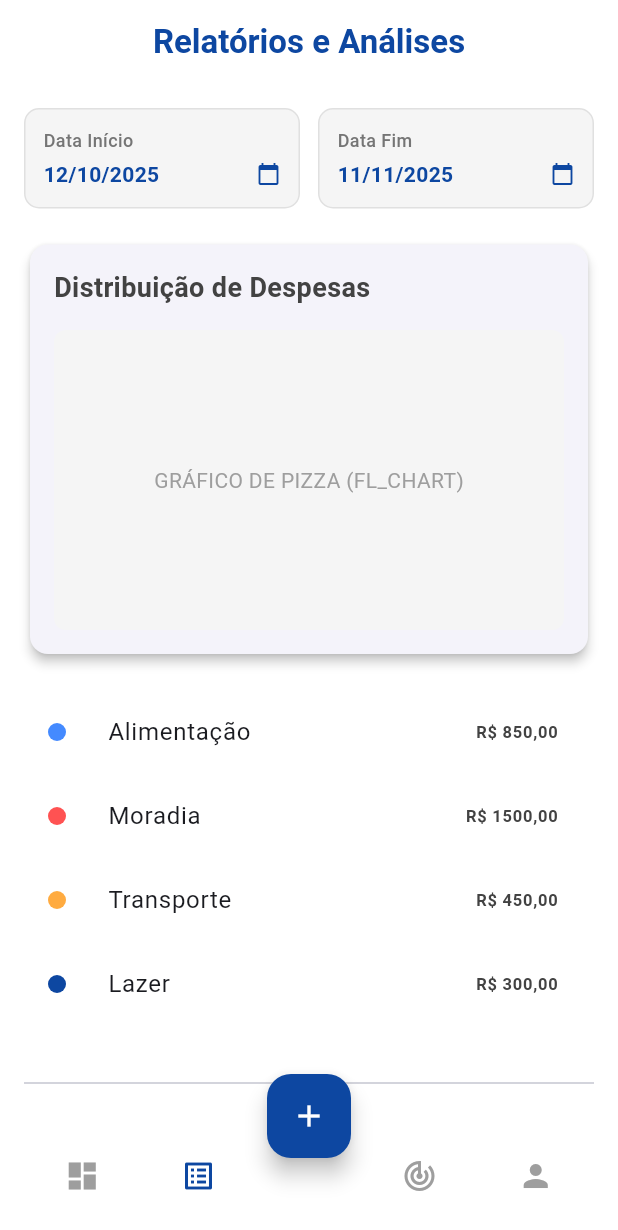
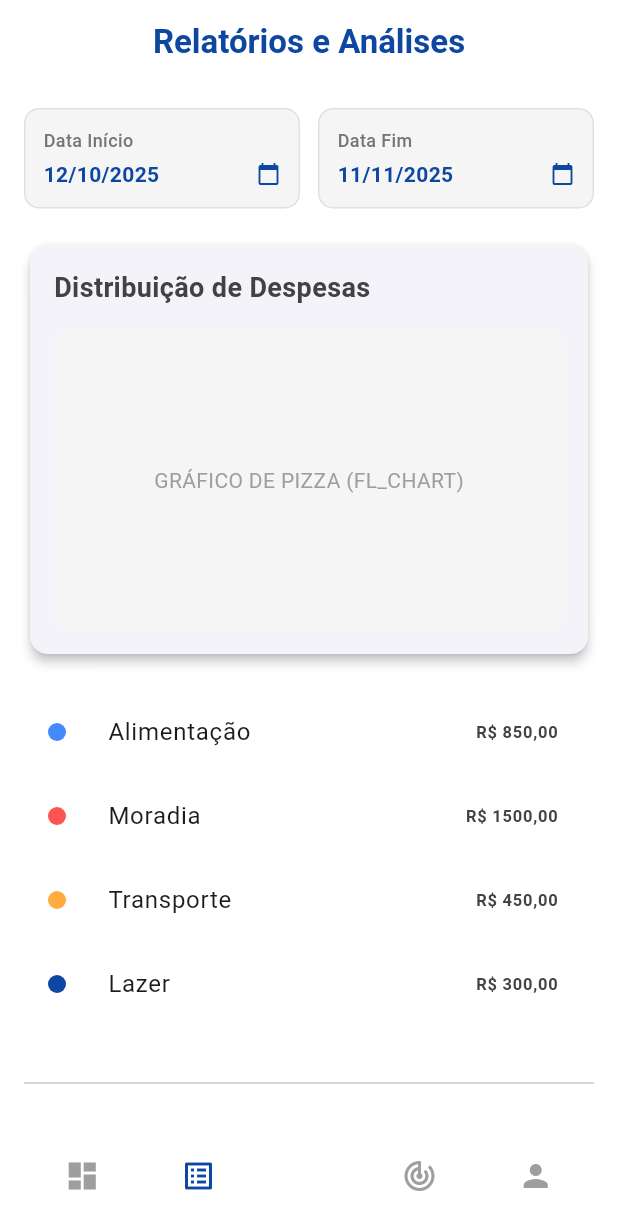
Before and after one commit to ChristianSRocha/horizon_finance, a Flutter app: the ReportsScreen screen opened by its route, on a phone screen of 412 x 824 dp. Shown: the top 1230 px of the screen. Run offline on Flutter 3.47's test engine with Material 3 defaults, Android fonts, the light colour scheme and no system bars; our stand-ins replace email_validator, fl_chart, flutter_riverpod, freezed_annotation, go_router, supabase_flutter; missing offline and left inert: gotrue; accounts and stored records are empty.

Commit message:
Retirado botão do menu da página de relatórios

```diff
--- a/lib/screens/reports/reports_screen.dart
+++ b/lib/screens/reports/reports_screen.dart
@@ -110,14 +110,6 @@ class _ReportsScreenState extends State<ReportsScreen> {
         currentIndex: 1,
         primaryColor: primaryBlue,
       ),
-      floatingActionButton: FloatingActionButton(
-        onPressed: () {
-          // Implementar ação do FAB
-        },
-        backgroundColor: primaryBlue,
-        child: const Icon(Icons.add, color: Colors.white),
-      ),
-      floatingActionButtonLocation: FloatingActionButtonLocation.centerDocked,
     );
   }
 
```
